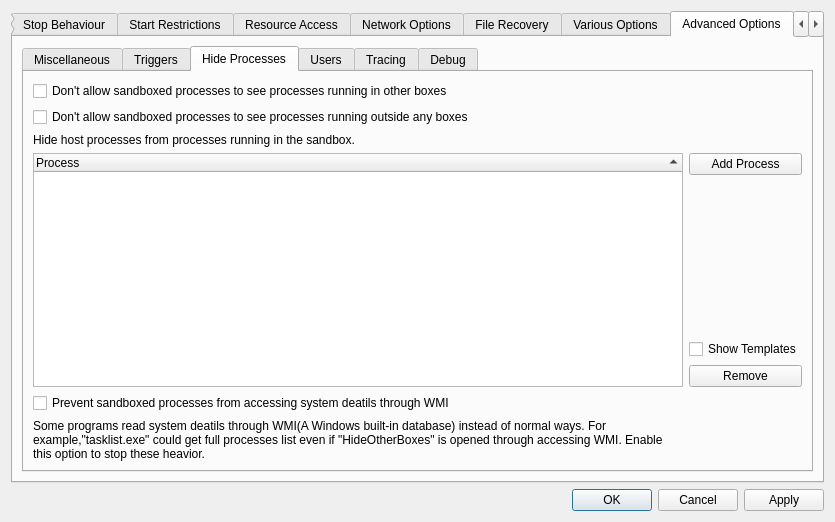
First picture: the form in SandboxiePlus/SandMan/Forms/OptionsWindow.ui, repository sandboxie-plus/Sandboxie, before the edit.
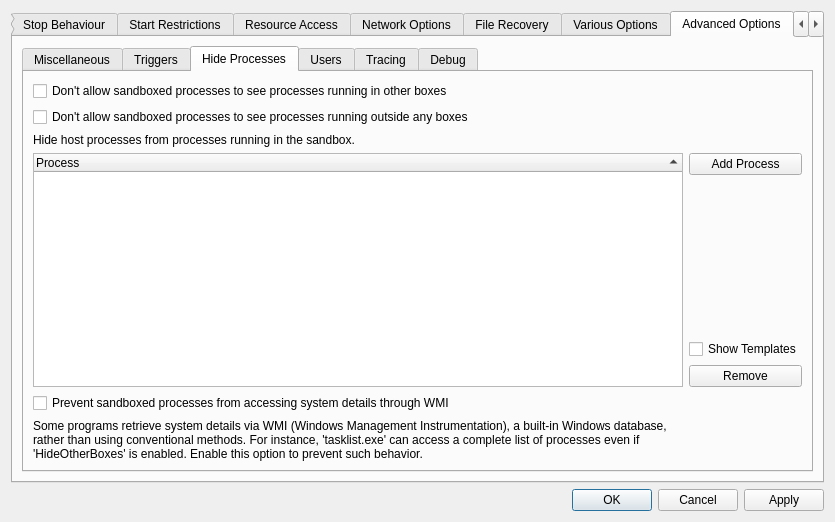
Second picture: the form after the edit. The open tabs and pages were chosen to show the change.

The edit to the form file:
```diff
--- a/SandboxiePlus/SandMan/Forms/OptionsWindow.ui
+++ b/SandboxiePlus/SandMan/Forms/OptionsWindow.ui
@@ -4715,7 +4715,7 @@
              <item row="8" column="0">
               <widget class="QCheckBox" name="chkBlockWMI">
                <property name="text">
-                <string>Prevent sandboxed processes from accessing system deatils through WMI</string>
+                <string>Prevent sandboxed processes from accessing system details through WMI</string>
                </property>
               </widget>
              </item>
@@ -4756,7 +4756,7 @@
              <item row="9" column="0">
               <widget class="QLabel" name="label_59">
                <property name="text">
-                <string>Some programs read system deatils through WMI(A Windows built-in database) instead of normal ways. For example,&quot;tasklist.exe&quot; could get full processes list even if &quot;HideOtherBoxes&quot; is opened through accessing WMI. Enable this option to stop these heavior.</string>
+                <string>Some programs retrieve system details via WMI (Windows Management Instrumentation), a built-in Windows database, rather than using conventional methods. For instance, 'tasklist.exe' can access a complete list of processes even if 'HideOtherBoxes' is enabled. Enable this option to prevent such behavior.</string>
                </property>
                <property name="wordWrap">
                 <bool>true</bool>
```
